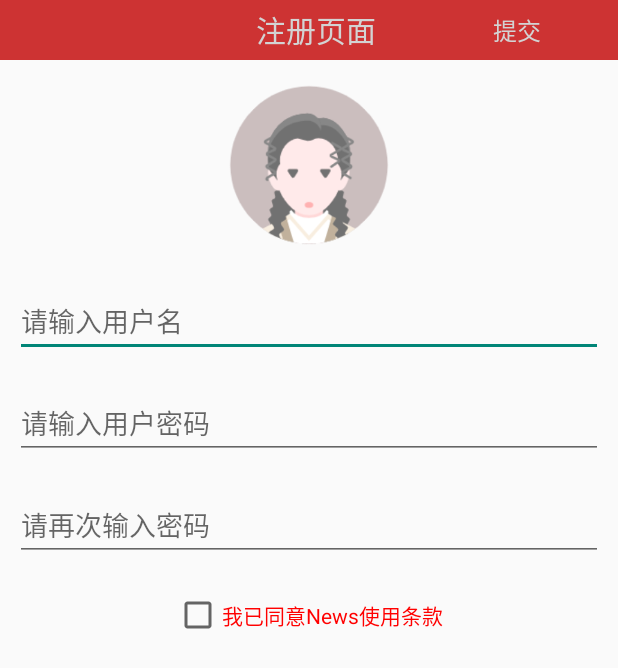
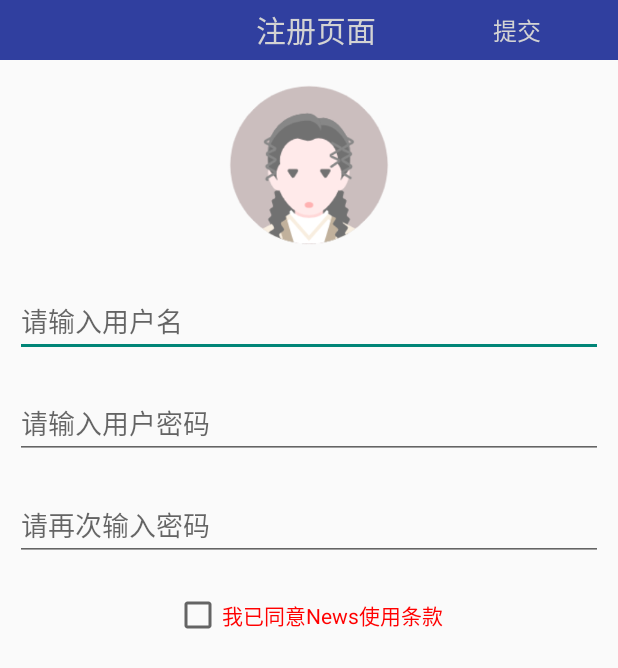
Before and after one commit to guoxiatong/newsapp, an Android app: the RegisterActivity screen opened directly, with no data from a screen before it, on a phone screen of 412 x 824 dp. Shown: the top 668 px of the screen. Run offline under Robolectric (Android 15) with nearby library versions, the phone set to English and light mode, and no system bars.

Commit message:
pull624
调整界面

```diff
--- a/app/src/main/res/layout/activity_collection.xml
+++ b/app/src/main/res/layout/activity_collection.xml
@@ -11,14 +11,14 @@
         android:layout_weight="1"
         android:gravity="center"
         android:text="我的收藏"
-        android:textColor="#ff0000"
+        android:textColor="@color/colorPrimaryDark"
         android:textSize="25sp" />
 
     <ListView
         android:id="@+id/listview_collection"
         android:layout_width="match_parent"
         android:layout_height="0dp"
-        android:layout_weight="10"></ListView>
+        android:layout_weight="10"/>
 
 
 </LinearLayout>
--- a/app/src/main/res/layout/activity_register.xml
+++ b/app/src/main/res/layout/activity_register.xml
@@ -6,7 +6,7 @@
     <LinearLayout
         android:layout_width="match_parent"
         android:layout_height="40dp"
-        android:background="#CD3333"
+        android:background="@color/colorPrimaryDark"
         android:orientation="horizontal">
         <ImageView
             android:layout_width="0dp"
--- a/app/src/main/res/layout/fragment_main.xml
+++ b/app/src/main/res/layout/fragment_main.xml
@@ -20,7 +20,7 @@
             android:layout_margin="10dp"
             android:layout_weight="5"
             android:background="@color/colorWhite"
-            android:queryHint="搜你想搜的" />
+            android:queryHint="搜索" />
 
 
         <LinearLayout
```
